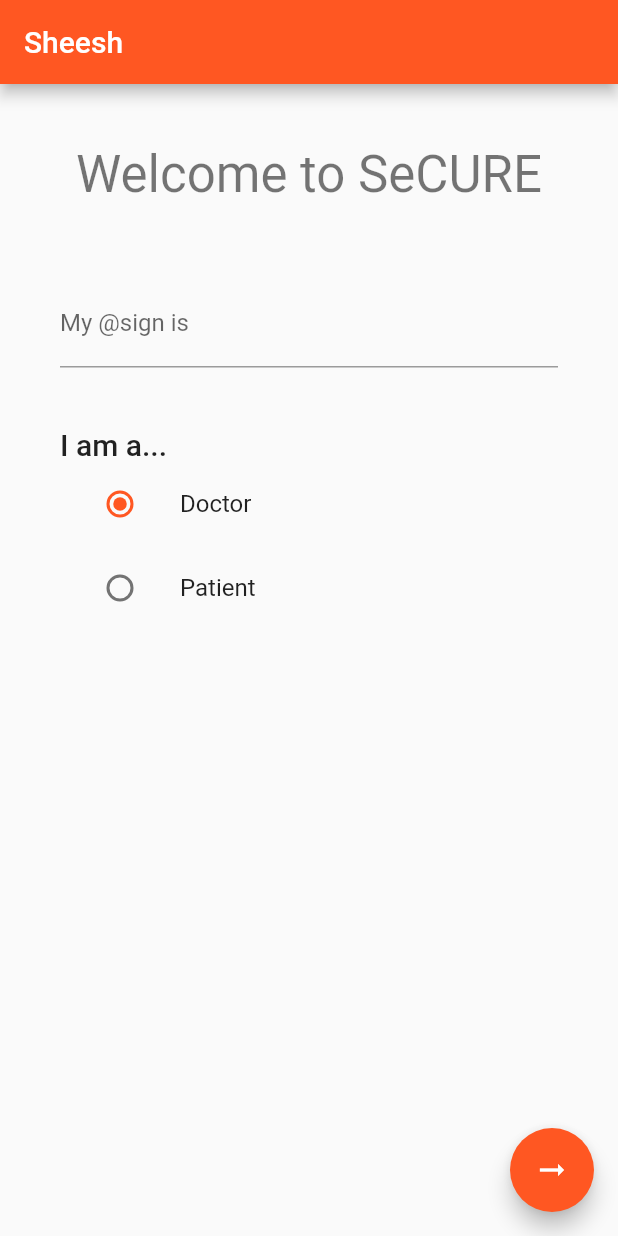
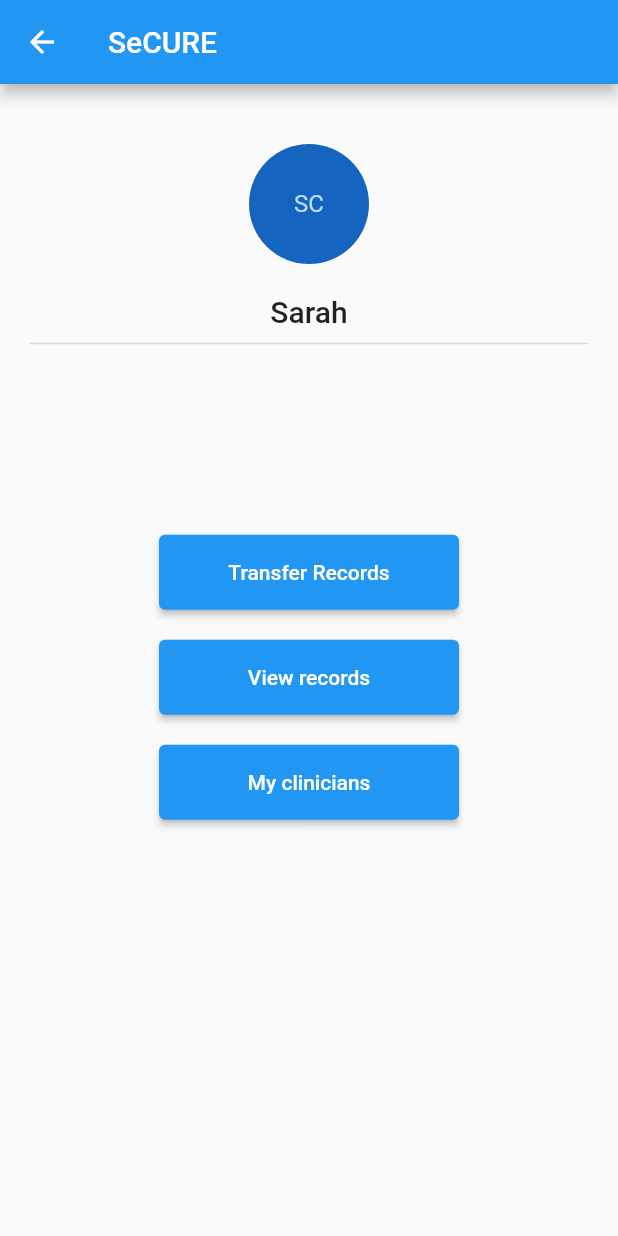
Before and after one commit to ujjainidas/secure, a Flutter app: the screen it shows after launch, after a tap on the "arrow right alt" icon, on a phone screen of 412 x 824 dp. Run offline on Flutter 3.47's test engine with Material 2 defaults, Android fonts, the phone set to English and light mode, and no system bars; our stand-ins replace shared_preferences.

Commit message:
completed login and added patient dashboard

```diff
--- a/lib/main.dart
+++ b/lib/main.dart
@@ -13,7 +13,7 @@ class MyApp extends StatelessWidget {
     return MaterialApp(
       title: '@Protocol Demo',
       theme: ThemeData(
-        primarySwatch: Colors.deepOrange,
+        primarySwatch: Colors.blue,
         visualDensity: VisualDensity.adaptivePlatformDensity,
       ),
       initialRoute: LoginScreen.id,
--- a/lib/screens/login_screen.dart
+++ b/lib/screens/login_screen.dart
@@ -1,9 +1,11 @@
 import 'package:flutter/cupertino.dart';
 import 'package:flutter/material.dart';
+import 'package:secure/screens/patient_dashboard.dart';
+import 'package:shared_preferences/shared_preferences.dart';
 
 class LoginScreen extends StatefulWidget {
   static final String id = 'LoginScreen';
-  String title = "Sheesh";
+  String title = "SeCURE";
 
 
 
@@ -17,24 +19,33 @@ enum Roles { doctor, patient }
 
 class _LoginScreen extends State<LoginScreen> {
   _LoginScreen({Key? key, required title});
+  final myController = TextEditingController();
 
 
   // int _counter = 0;
   Roles? _role = Roles.doctor;
 
 
-  void _nextPage() {
-    setState(() {
-      // This call to setState tells the Flutter framework that something has
-      // changed in this State, which causes it to rerun the build method below
-      // so that the display can reflect the updated values. If we changed
-      // _counter without calling setState(), then the build method would not be
-      // called again, and so nothing would appear to happen.
-      // _counter++;
+   void _nextPage() async {
+     final prefs = await SharedPreferences.getInstance();
+
+     if(_role.toString().length > 0 && myController.text.length > 0) {
+       prefs.setString('role', _role.toString());
+       prefs.setString('atsign', myController.text);
+       prefs.setBool('signed_in', true);
+     }
+
+     setState(() {
+
     });
   }
 
-
+  @override
+  void dispose() {
+    // Clean up the controller when the widget is disposed.
+    myController.dispose();
+    super.dispose();
+  }
 
   @override
   Widget build(BuildContext context) {
@@ -70,6 +81,7 @@ class _LoginScreen extends State<LoginScreen> {
                         Padding(
                           padding: const EdgeInsets.fromLTRB(0, 20.0, 0, 40.0),
                           child: TextFormField(
+                            controller: myController,
                             decoration: InputDecoration(
                                 border: UnderlineInputBorder(),
                                 labelText: 'My @sign is'
@@ -114,8 +126,13 @@ class _LoginScreen extends State<LoginScreen> {
           )
       ),
       floatingActionButton: FloatingActionButton(
-        onPressed: _nextPage,
-        tooltip: 'Next Page',
+        onPressed: () {
+          Navigator.push(
+            context,
+            MaterialPageRoute(builder: (context) => PatientDashboard()),
+          );
+        },
+        tooltip: 'Continue',
         child: Icon(Icons.arrow_right_alt),
       ), // This trailing comma makes auto-formatting nicer for build methods.
     );
--- /dev/null
+++ b/lib/screens/patient_dashboard.dart
@@ -0,0 +1,131 @@
+import 'package:flutter/cupertino.dart';
+import 'package:flutter/material.dart';
+import 'package:shared_preferences/shared_preferences.dart';
+
+class PatientDashboard extends StatefulWidget {
+  static final String id = 'PatientDashboard';
+  String title = "SeCURE";
+
+  @override
+  _PatientDashboard createState() => _PatientDashboard(title: title);
+
+}
+
+enum Roles { doctor, patient }
+
+
+class _PatientDashboard extends State<PatientDashboard> {
+  _PatientDashboard({Key? key, required title});
+  final myController = TextEditingController();
+
+  final ButtonStyle style =
+  ElevatedButton.styleFrom(
+      textStyle: const TextStyle(fontSize: 20),
+  );
+
+  // int _counter = 0;
+  Roles? _role = Roles.doctor;
+
+
+  void _nextPage() async {
+    final prefs = await SharedPreferences.getInstance();
+
+    if(_role.toString().length > 0 && myController.text.length > 0) {
+      prefs.setString('role', _role.toString());
+      prefs.setString('atsign', myController.text);
+      prefs.setBool('signed_in', true);
+    }
+
+    setState(() {
+
+    });
+  }
+
+  @override
+  void dispose() {
+    // Clean up the controller when the widget is disposed.
+    myController.dispose();
+    super.dispose();
+  }
+
+  @override
+  Widget build(BuildContext context) {
+    // This method is rerun every time setState is called, for instance as done
+    // by the _incrementCounter method above.
+    //
+    // The Flutter framework has been optimized to make rerunning build methods
+    // fast, so that you can just rebuild anything that needs updating rather
+    // than having to individually change instances of widgets.
+    return Scaffold(
+      appBar: AppBar(
+        // Here we take the value from the MyHomePage object that was created by
+        // the App.build method, and use it to set our appbar title.
+        title: Text(widget.title),
+      ),
+      body: Center(
+        child: Column(
+            children: <Widget>[
+              Padding(
+                padding: const EdgeInsets.fromLTRB(20.0,40.0,20.0,20.0),
+                child: CircleAvatar(
+                  backgroundColor: Colors.blue.shade800,
+                  child: const Text('SC'),
+                  radius: 40,
+                ),
+              ),
+              Text('Sarah',
+                  style: Theme.of(context).textTheme.headline6),
+              Divider(
+                height: 20,
+                thickness: 1,
+                indent: 20,
+                endIndent: 20,
+              ),
+              Expanded(
+                child: Column(
+                  mainAxisAlignment: MainAxisAlignment.center,
+                  crossAxisAlignment: CrossAxisAlignment.center,
+                  children: [
+                    Padding(
+                      padding: const EdgeInsets.fromLTRB(0,10.0,0,10.0),
+                      child: SizedBox(
+                        width: 200.0,
+                        height: 50.0,
+                        child: ElevatedButton(
+                          onPressed: () {},
+                          child: const Text('Transfer Records'),
+                        ),
+                      ),
+                    ),
+                    Padding(
+                      padding: const EdgeInsets.fromLTRB(0,10.0,0,10.0),
+                      child: SizedBox(
+                        width: 200.0,
+                        height: 50.0,
+                        child: ElevatedButton(
+                          onPressed: () {},
+                          child: const Text('View records'),
+                        ),
+                      ),
+                    ),
+                    Padding(
+                      padding: const EdgeInsets.fromLTRB(0,10.0,0,10.0),
+                      child: SizedBox(
+                        width: 200.0,
+                        height: 50.0,
+                        child: ElevatedButton(
+                          onPressed: () {},
+                          child: const Text('My clinicians'),
+                        ),
+                      ),
+                    ),
+                    Padding(padding: EdgeInsets.all(80.0), child: Spacer(),)
+                  ],
+                ),
+              )
+            ],
+        ),
+      ),// This trailing comma makes auto-formatting nicer for build methods.
+    );
+  }
+}
--- a/pubspec.yaml
+++ b/pubspec.yaml
@@ -23,7 +23,7 @@ environment:
 dependencies:
   flutter:
     sdk: flutter
-
+  shared_preferences: "2.0.6"
 
   # The following adds the Cupertino Icons font to your application.
   # Use with the CupertinoIcons class for iOS style icons.
```
Also changed, not shown: pubspec.lock.
